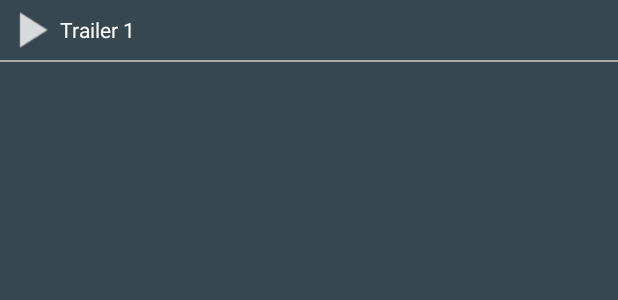
After one commit to alexsanderfr/popular-movies, an Android app: the layout movie_video_list_item.xml on its own in the app's theme, with its tools: preview values and no code run, on a phone screen of 412 x 824 dp. The commit adds this screen. Shown: the top 300 px of the screen. Run offline under Robolectric (Android 15) with nearby library versions, the phone set to English and light mode, and no system bars.

Commit message:
Add videos to movie detail

```diff
--- a/app/build.gradle
+++ b/app/build.gradle
@@ -2,7 +2,7 @@ apply plugin: 'com.android.application'
 
 android {
     compileSdkVersion 25
-    buildToolsVersion "26.0.1"
+    buildToolsVersion "26.0.2"
     defaultConfig {
         applicationId "com.example.popularmovies"
         minSdkVersion 15
--- /dev/null
+++ b/app/src/main/res/layout/movie_video_list_item.xml
@@ -0,0 +1,35 @@
+<?xml version="1.0" encoding="utf-8"?>
+<LinearLayout xmlns:android="http://schemas.android.com/apk/res/android"
+    xmlns:app="http://schemas.android.com/apk/res-auto"
+    xmlns:tools="http://schemas.android.com/tools"
+    android:layout_width="wrap_content"
+    android:layout_height="wrap_content"
+    android:orientation="vertical">
+
+    <LinearLayout
+        android:layout_width="match_parent"
+        android:layout_height="wrap_content"
+        android:orientation="horizontal">
+
+        <ImageView
+            android:id="@+id/iv_play"
+            android:layout_width="40dp"
+            android:layout_height="40dp"
+            android:src="@drawable/ic_play" />
+
+        <TextView
+            android:id="@+id/tv_video_name"
+            android:layout_width="wrap_content"
+            android:layout_height="wrap_content"
+            android:layout_gravity="center"
+            tools:text="@string/tv_video_dev_name" />
+    </LinearLayout>
+
+    <View
+        android:layout_width="match_parent"
+        android:layout_height="1dp"
+        android:background="@android:color/darker_gray"
+        app:layout_constraintLeft_toLeftOf="parent"
+        app:layout_constraintTop_toBottomOf="@+id/iv_play" />
+
+</LinearLayout>
--- a/app/src/main/res/values/strings.xml
+++ b/app/src/main/res/values/strings.xml
@@ -5,6 +5,7 @@
     <string name="connectivity_error">An error occurred, maybe you should check your internet connectivity?</string>
     <string name="spinner">Spinner</string>
     <string name="sorting_method">Sorting method</string>
+    <string name="tv_video_dev_name">Trailer 1</string>
     <string-array name="sorting_array">
         <item>Popularity</item>
         <item>Top rated</item>
```
Also changed, not shown: app/src/main/java/com/example/popularmovies/DetailActivity.java (+59 -3 lines), app/src/main/java/com/example/popularmovies/VideosAdapter.java (added, +66 -0 lines), app/src/main/java/com/example/popularmovies/model/Video.java (added, +38 -0 lines), app/src/main/java/com/example/popularmovies/utilities/MovieDbJsonUtils.java (+43 -0 lines), app/src/main/java/com/example/popularmovies/utilities/NetworkUtils.java (+30 -2 lines), app/src/main/res/layout/activity_detail.xml (+34 -40 lines), app/src/main/res/drawable-hdpi/ic_play.png (added), app/src/main/res/drawable-mdpi/ic_play.png (added), app/src/main/res/drawable-xhdpi/ic_play.png (added), app/src/main/res/drawable-xxhdpi/ic_play.png (added).
